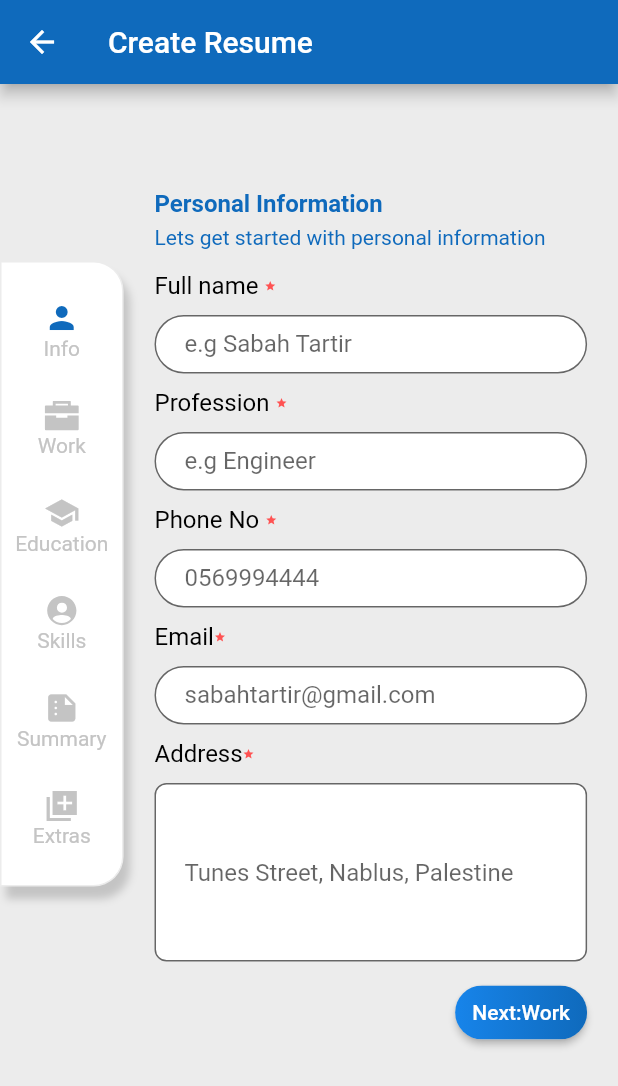
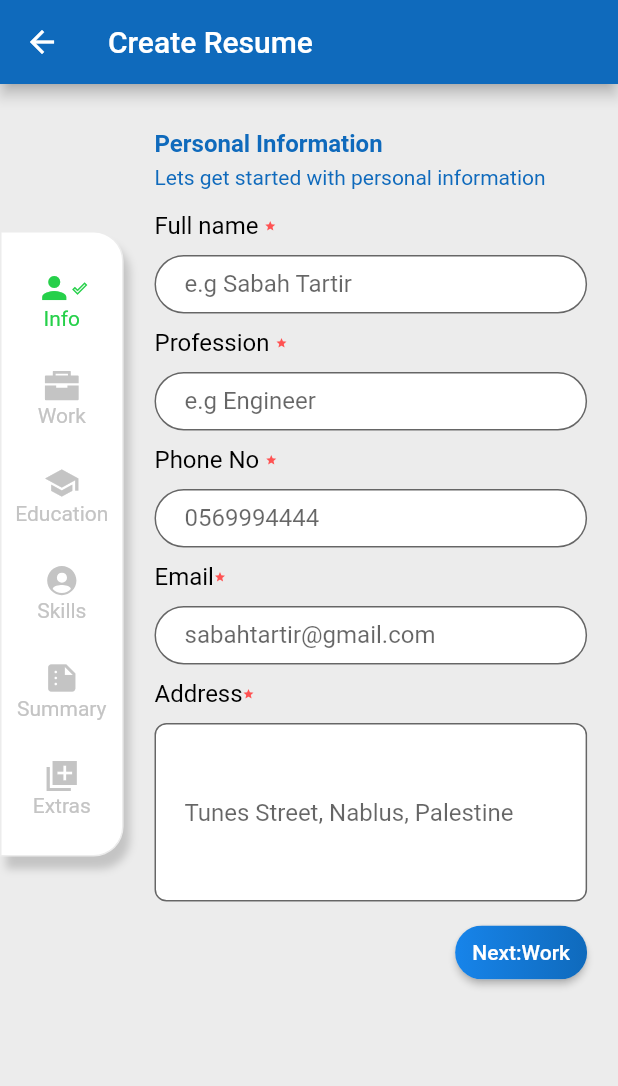
Before and after one commit to SabahTARTIR365/cv_builder_app, a Flutter app: the screen it shows after launch, after a tap on the "add" icon, on a phone screen of 412 x 824 dp. Shown: the top 1086 px of the screen. Run offline on Flutter 3.47's test engine with Material 2 defaults, Android fonts, the phone set to English and light mode, and no system bars; our stand-ins replace dotted_border, iconsax, im_stepper, ionicons, open_file; missing offline and left inert: syncfusion_flutter_pdf.

```diff
--- a/lib/app_router/app_router.dart
+++ b/lib/app_router/app_router.dart
@@ -28,8 +28,6 @@ class AppRouter
     navigatorKey.currentState!.pushReplacement(MaterialPageRoute(
         builder: (context){
       return widget;
-
-
     }));
   }
   goReplace(Widget widget)
--- a/lib/data/app_constants.dart
+++ b/lib/data/app_constants.dart
@@ -4,5 +4,5 @@ Color appGray= Color(0xffECECEC);
 Color appDarkGray= Color(0xffC4C4C4);
 const Color appBlue=  Color(0xff0f6abc);
 const Color appLightBlue=Color(0xff1784EA);
-//Color(0xff26D04A)
+ Color appGreen=Color(0xff26D04A);
 TextStyle? iconTextStyle =TextStyle(color: appDarkGray);
--- a/lib/views/screens/build_cv_screen.dart
+++ b/lib/views/screens/build_cv_screen.dart
@@ -51,14 +51,20 @@ class BuildCvScreen extends StatelessWidget
                ),
              ],
               ),
-           margin: EdgeInsets.only(top:10,),
+          margin: EdgeInsets.only(top:10,),
            child:
            SingleChildScrollView(
                child: Column(
                    children:[
                      const SizedBox(height: 25,),
-                     Icon(Icons.person,color:appBlue ),
-                     Text('Info',style: TextStyle(color: appDarkGray),),
+                     Row(
+                       mainAxisAlignment: MainAxisAlignment.center,
+                       children: [
+                         Icon(Icons.person,color:appGreen ),
+                         Icon(Icons.done_outline,size: 10,color: appGreen,)
+                       ],
+                     ),
+                     Text('Info',style: TextStyle(color: appGreen),),
                      const SizedBox(height: 25,),
                      Icon(Ionicons.briefcase_sharp,color:appDarkGray),
                       Text('Work',style: TextStyle(color: appDarkGray),),
@@ -80,15 +86,16 @@ class BuildCvScreen extends StatelessWidget
                ),
              ),
          ),
-             Container(
+         Container(
                width: MediaQuery.of(context).size.width*0.70,
-               margin: EdgeInsets.only(top:70,left:MediaQuery.of(context).size.width*0.05),
+               margin: EdgeInsets.only(top:30,left:MediaQuery.of(context).size.width*0.05),
               // color: Colors.red,
                child: SingleChildScrollView(
                      child:
                  Column(
                    crossAxisAlignment: CrossAxisAlignment.start,
                    children: [
+
                      Text('Personal Information',style:
                      TextStyle(fontSize: 16,color:appBlue,fontWeight: FontWeight.bold),),
                     const  SizedBox(height: 5,),
@@ -124,8 +131,6 @@ class BuildCvScreen extends StatelessWidget
                    ],
                  ),),
     ),
-
-
        ],),
    );
   }
--- a/lib/views/widgets/create_cv_button.dart
+++ b/lib/views/widgets/create_cv_button.dart
@@ -37,7 +37,9 @@ return Container(
                child: Icon(Icons.add),
 
                   onPressed: (){
-                   // AppRouter.appRouter.goReplace(BuildCvScreen());
+
+                    print("Clicked");
+                 // AppRouter.appRouter.goToWidgetAndReplace(BuildCvScreen());
                     print("Clicked");
                     Navigator.push(
                       context,
```
